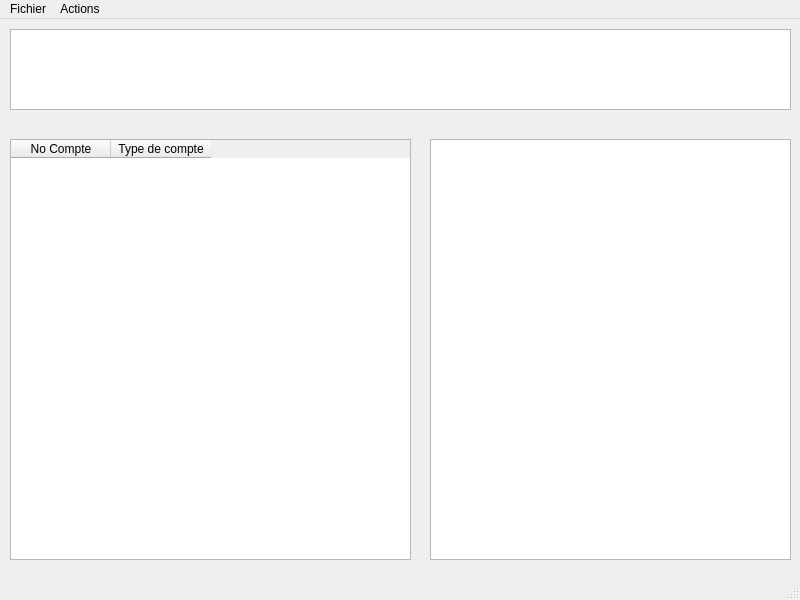
Old version of the form ClientGUI/clientgui.ui in the repository matlegdal/banque-app.
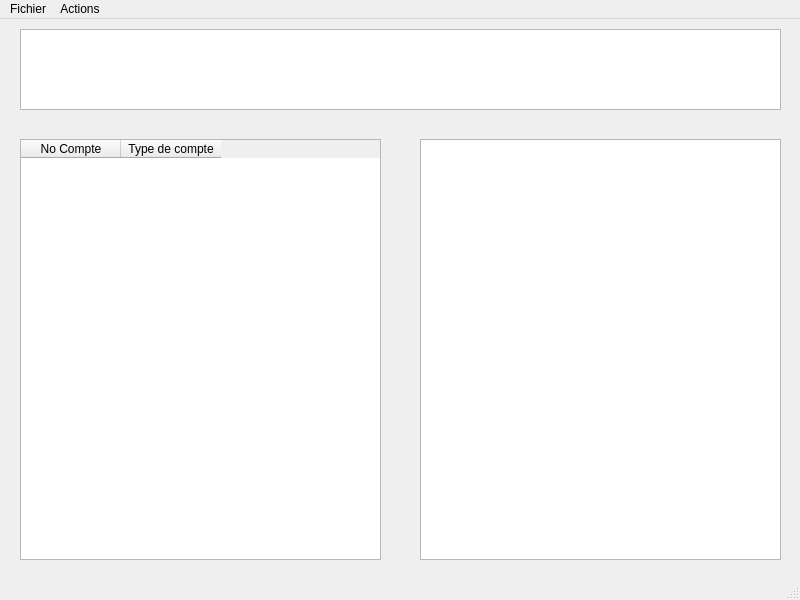
New version of the form.

```diff
--- a/ClientGUI/clientgui.ui
+++ b/ClientGUI/clientgui.ui
@@ -17,9 +17,9 @@
    <widget class="QTableWidget" name="tableWidget_comptes">
     <property name="geometry">
      <rect>
-      <x>10</x>
+      <x>20</x>
       <y>120</y>
-      <width>401</width>
+      <width>361</width>
       <height>421</height>
      </rect>
     </property>
@@ -37,7 +37,7 @@
    <widget class="QTextBrowser" name="textBrowser_infoComptes">
     <property name="geometry">
      <rect>
-      <x>430</x>
+      <x>420</x>
       <y>120</y>
       <width>361</width>
       <height>421</height>
@@ -47,9 +47,9 @@
    <widget class="QTextBrowser" name="textBrowser_infoClient">
     <property name="geometry">
      <rect>
-      <x>10</x>
+      <x>20</x>
       <y>10</y>
-      <width>781</width>
+      <width>761</width>
       <height>81</height>
      </rect>
     </property>
```
Left out of the diff: 3 changed lines with no effect on the pictures.
